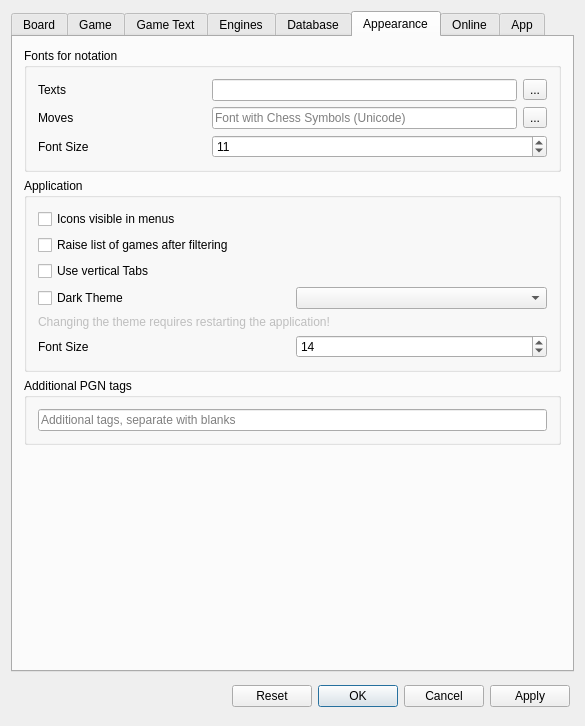
Old version of the form src/dialogs/preferences.ui in the repository Isarhamster/chessx.
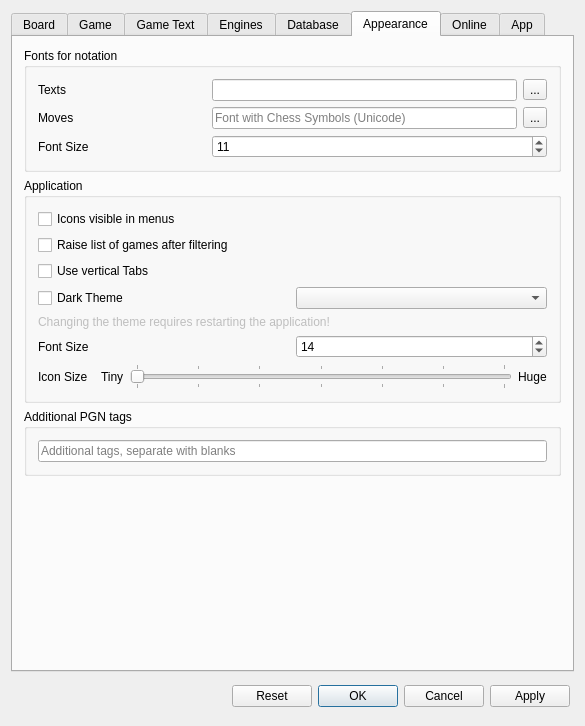
New version of the form. The open tabs and pages were chosen to show the change. Icons and pictures are not drawn. Custom widgets are drawn as their Qt base class.

Commit message:
Preference Slider for resizing tool bar icons
A new slider in Preferences -> Appearance for Icon size
Changes in value 0 to 6, for tiny to Huge icon sizes
And keeps selection on .config

```diff
--- a/src/dialogs/preferences.ui
+++ b/src/dialogs/preferences.ui
@@ -1386,6 +1386,72 @@
             </item>
            </layout>
           </item>
+          <item>
+            <layout class="QHBoxLayout" name="horizontalLayout_19b">
+              <item>
+		<widget class="QLabel" name="labelToolbarIconSize">
+		  <property name="text">
+		    <string>Icon Size</string>
+		  </property>
+		  <property name="buddy">
+		    <cstring>IconSizeSlider</cstring>
+		  </property>
+		</widget>
+              </item>
+	      <item>
+		<spacer name="horizontalSpacer_1">
+		  <property name="orientation">
+		    <enum>Qt::Horizontal</enum>
+		  </property>
+		  <property name="sizeHint_1" stdset="0">
+		    <size>
+                      <width>40</width>
+                      <height>20</height>
+		    </size>
+		  </property>
+		</spacer>
+              </item>
+              <item>
+		<widget class="QLabel" name="labelSmall">
+		  <property name="text">
+		    <string>Tiny</string>
+		  </property>
+		</widget>
+              </item>
+              <item>
+		<widget class="QSlider" name="IconSizeSlider">
+		  <property name="maximum">
+		    <number>6</number>
+		  </property>
+		  <property name="singleStep">
+		    <number>1</number>
+		  </property>
+		  <property name="pageStep">
+		    <number>1</number>
+		  </property>
+		  <property name="orientation">
+		    <enum>Qt::Horizontal</enum>
+		  </property>
+		  <property name="invertedAppearance">
+		    <bool>false</bool>
+		  </property>
+		  <property name="tickPosition">
+		    <enum>QSlider::TicksBothSides</enum>
+		  </property>
+		  <property name="tickInterval">
+		    <number>1</number>
+		  </property>
+		</widget>
+              </item>
+              <item>
+		<widget class="QLabel" name="labelHuge">
+		  <property name="text">
+		    <string>Huge</string>
+		  </property>
+		</widget>
+              </item>
+            </layout>
+          </item>
          </layout>
         </widget>
        </item>
```
Lines whose indentation alone changed are shown as unchanged. The commit also changes 1 other file.
